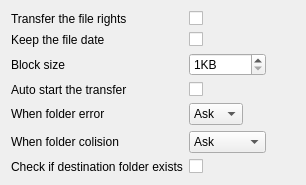
Old version of the form plugins/CopyEngine/Ultracopier-0.3/options.ui in the repository alphaonex86/Ultracopier.
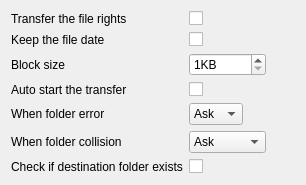
New version of the form.

The edit to the form file:
```diff
--- a/plugins/CopyEngine/Ultracopier-0.3/options.ui
+++ b/plugins/CopyEngine/Ultracopier-0.3/options.ui
@@ -100,7 +100,7 @@
    <item row="5" column="0">
     <widget class="QLabel" name="label_7">
      <property name="text">
-      <string>When folder colision</string>
+      <string>When folder collision</string>
      </property>
     </widget>
    </item>
```
